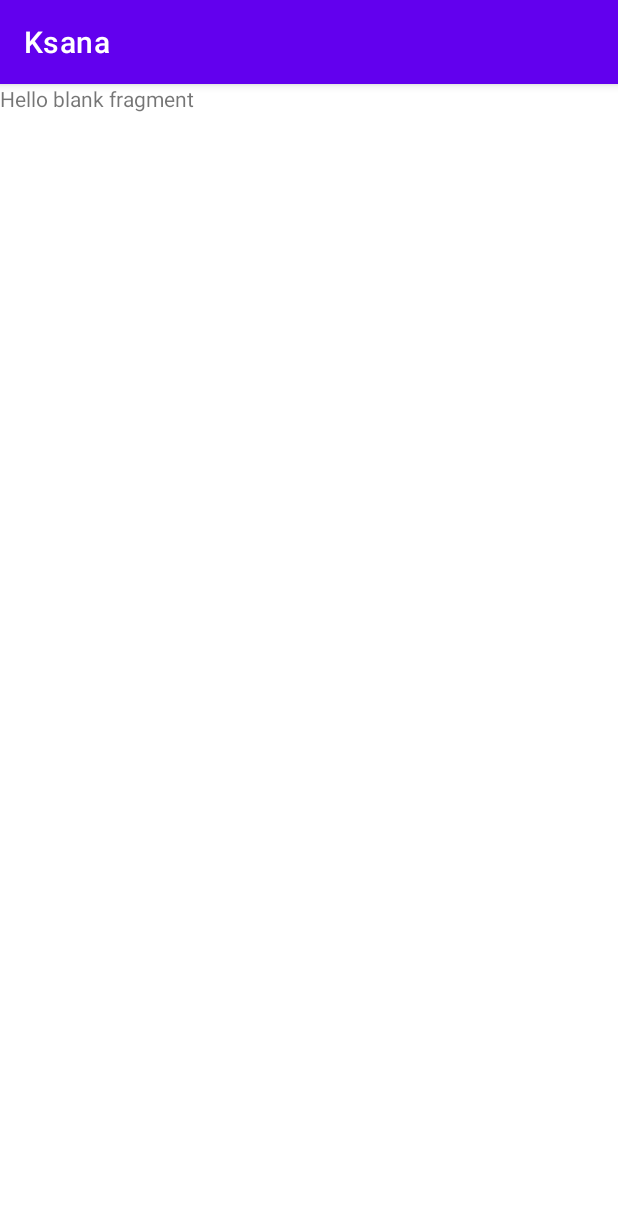
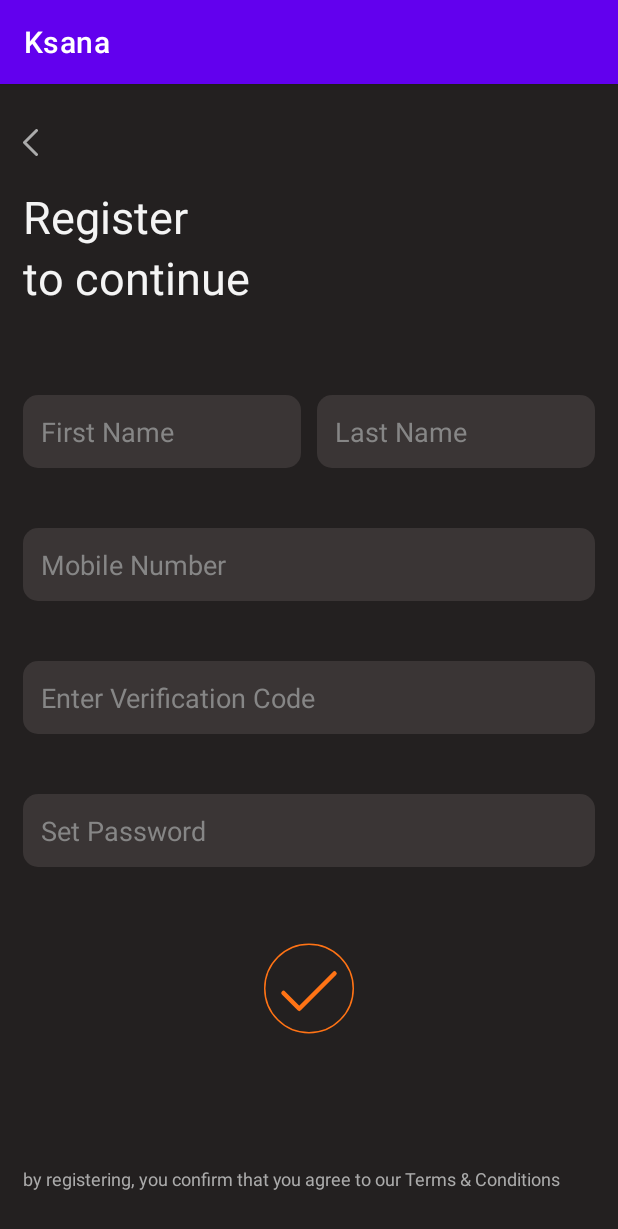
Before and after one commit to DeveloprAbhishek/Ksana, an Android app: the fragment RegisterFragment shown on its own in the app's theme, on a phone screen of 412 x 824 dp. Shown: the top 1229 px of the screen. Run offline under Robolectric (Android 15) with nearby library versions, the phone set to English and light mode, and no system bars.

Commit message:
register fragment design

```diff
--- /dev/null
+++ b/app/src/main/res/drawable/edit_text_background.xml
@@ -0,0 +1,8 @@
+<?xml version="1.0" encoding="utf-8"?>
+<shape xmlns:android="http://schemas.android.com/apk/res/android"
+    android:shape="rectangle">
+
+    <solid android:color="@color/s_gray_500" />
+    <corners android:radius="10dp" />
+
+</shape>
--- /dev/null
+++ b/app/src/main/res/drawable/ic_back.xml
@@ -0,0 +1,13 @@
+<vector xmlns:android="http://schemas.android.com/apk/res/android"
+    android:width="10dp"
+    android:height="18dp"
+    android:viewportWidth="10"
+    android:viewportHeight="18">
+  <path
+      android:pathData="M9,0.9998L1,8.9998L9,16.9998"
+      android:strokeLineJoin="round"
+      android:strokeWidth="2"
+      android:fillColor="#00000000"
+      android:strokeColor="#ABABAB"
+      android:strokeLineCap="round"/>
+</vector>
--- /dev/null
+++ b/app/src/main/res/drawable/ic_correct.xml
@@ -0,0 +1,30 @@
+<vector xmlns:android="http://schemas.android.com/apk/res/android"
+    xmlns:aapt="http://schemas.android.com/aapt"
+    android:width="68dp"
+    android:height="68dp"
+    android:viewportWidth="68"
+    android:viewportHeight="68">
+  <path
+      android:strokeWidth="1"
+      android:pathData="M34,31m-29.5,0a29.5,29.5 0,1 1,59 0a29.5,29.5 0,1 1,-59 0"
+      android:fillColor="#00000000"
+      android:strokeColor="#FF7315"/>
+  <path
+      android:pathData="M17,34L27.5,44.5L51,21"
+      android:strokeLineJoin="round"
+      android:strokeWidth="3"
+      android:fillColor="#00000000"
+      android:strokeLineCap="round">
+    <aapt:attr name="android:strokeColor">
+      <gradient
+          android:startY="17.5"
+          android:startX="34"
+          android:endY="47"
+          android:endX="34"
+          android:type="linear">
+        <item android:offset="0.9999" android:color="#FFFF7315"/>
+        <item android:offset="1" android:color="#FF232020"/>
+      </gradient>
+    </aapt:attr>
+  </path>
+</vector>
--- /dev/null
+++ b/app/src/main/res/drawable/ic_left.xml
@@ -0,0 +1,5 @@
+<vector android:height="24dp" android:tint="#FFFFFF"
+    android:viewportHeight="24" android:viewportWidth="24"
+    android:width="24dp" xmlns:android="http://schemas.android.com/apk/res/android">
+    <path android:fillColor="@android:color/white" android:pathData="M15.41,7.41L14,6l-6,6 6,6 1.41,-1.41L10.83,12z"/>
+</vector>
--- a/app/src/main/res/layout/fragment_register.xml
+++ b/app/src/main/res/layout/fragment_register.xml
@@ -1,14 +1,137 @@
 <?xml version="1.0" encoding="utf-8"?>
-<FrameLayout xmlns:android="http://schemas.android.com/apk/res/android"
+<androidx.constraintlayout.widget.ConstraintLayout xmlns:android="http://schemas.android.com/apk/res/android"
+    xmlns:app="http://schemas.android.com/apk/res-auto"
     xmlns:tools="http://schemas.android.com/tools"
     android:layout_width="match_parent"
     android:layout_height="match_parent"
+    android:background="@color/primary_black"
+    android:paddingHorizontal="15dp"
+    android:paddingVertical="30dp"
     tools:context=".ui.fragment.RegisterFragment">
 
-    <!-- TODO: Update blank fragment layout -->
+    <ImageView
+        android:id="@+id/btnBack"
+        android:layout_width="wrap_content"
+        android:layout_height="wrap_content"
+        android:src="@drawable/ic_back"
+        app:layout_constraintLeft_toLeftOf="parent"
+        app:layout_constraintTop_toTopOf="parent" />
+
     <TextView
+        android:id="@+id/tvRegisterLabel"
+        android:layout_width="wrap_content"
+        android:layout_height="wrap_content"
+        android:layout_marginTop="20dp"
+        android:text="Register"
+        android:textColor="@color/primary_white"
+        android:textSize="30sp"
+        app:layout_constraintStart_toStartOf="parent"
+        app:layout_constraintTop_toBottomOf="@id/btnBack" />
+
+    <TextView
+        android:id="@+id/tvContinueLabel"
+        android:layout_width="wrap_content"
+        android:layout_height="wrap_content"
+        android:text="to continue"
+        android:textColor="@color/primary_white"
+        android:textSize="30sp"
+        app:layout_constraintStart_toStartOf="parent"
+        app:layout_constraintTop_toBottomOf="@id/tvRegisterLabel" />
+
+    <androidx.constraintlayout.widget.Guideline
+        android:id="@+id/guidelineHorizontal1"
+        android:layout_width="wrap_content"
+        android:layout_height="wrap_content"
+        android:orientation="horizontal"
+        app:layout_constraintGuide_percent="0.25"/>
+
+    <EditText
+        android:id="@+id/etFirstName"
+        android:layout_width="0dp"
+        android:layout_height="wrap_content"
+        android:hint="First Name"
+        android:padding="12dp"
+        android:layout_marginRight="5dp"
+        android:textColorHint="@color/p_white_800"
+        android:background="@drawable/edit_text_background"
+        app:layout_constraintEnd_toStartOf="@id/etLastName"
+        app:layout_constraintStart_toStartOf="parent"
+        app:layout_constraintTop_toBottomOf="@id/guidelineHorizontal1"/>
+
+    <EditText
+        android:id="@+id/etLastName"
+        android:layout_width="0dp"
+        android:layout_height="wrap_content"
+        android:hint="Last Name"
+        android:padding="12dp"
+        android:layout_marginLeft="5dp"
+        android:textColorHint="@color/p_white_800"
+        android:background="@drawable/edit_text_background"
+        app:layout_constraintEnd_toEndOf="parent"
+        app:layout_constraintStart_toEndOf="@id/etFirstName"
+        app:layout_constraintTop_toBottomOf="@id/guidelineHorizontal1"/>
+
+    <EditText
+        android:id="@+id/etMobile"
         android:layout_width="match_parent"
-        android:layout_height="match_parent"
-        android:text="@string/hello_blank_fragment" />
+        android:layout_height="wrap_content"
+        android:hint="Mobile Number"
+        android:padding="12dp"
+        android:layout_marginTop="40dp"
+        android:textColorHint="@color/p_white_800"
+        android:background="@drawable/edit_text_background"
+        app:layout_constraintEnd_toEndOf="parent"
+        app:layout_constraintStart_toStartOf="parent"
+        app:layout_constraintTop_toBottomOf="@id/etFirstName"/>
 
-</FrameLayout>
+    <EditText
+        android:id="@+id/etVerificationCode"
+        android:layout_width="match_parent"
+        android:layout_height="wrap_content"
+        android:hint="Enter Verification Code"
+        android:padding="12dp"
+        android:layout_marginTop="40dp"
+        android:textColorHint="@color/p_white_800"
+        android:background="@drawable/edit_text_background"
+        app:layout_constraintEnd_toEndOf="parent"
+        app:layout_constraintStart_toStartOf="parent"
+        app:layout_constraintTop_toBottomOf="@id/etMobile"/>
+
+
+    <EditText
+        android:id="@+id/etPassword"
+        android:layout_width="match_parent"
+        android:layout_height="wrap_content"
+        android:hint="Set Password"
+        android:padding="12dp"
+        android:layout_marginTop="40dp"
+        android:textColorHint="@color/p_white_800"
+        android:background="@drawable/edit_text_background"
+        app:layout_constraintEnd_toEndOf="parent"
+        app:layout_constraintStart_toStartOf="parent"
+        app:layout_constraintTop_toBottomOf="@id/etVerificationCode"/>
+
+
+    <ImageView
+        android:id="@+id/btnProceed"
+        android:layout_width="wrap_content"
+        android:layout_height="wrap_content"
+        android:src="@drawable/ic_correct"
+        android:layout_marginTop="50dp"
+        app:layout_constraintLeft_toLeftOf="parent"
+        app:layout_constraintRight_toRightOf="parent"
+        app:layout_constraintTop_toBottomOf="@id/etPassword"/>
+
+
+    <TextView
+        android:id="@+id/tvTermConditions"
+        android:layout_width="wrap_content"
+        android:layout_height="wrap_content"
+        android:textSize="12dp"
+        android:text="@string/terms_conditions"
+        android:textColor="@color/p_white_700"
+        app:layout_constraintStart_toStartOf="parent"
+        app:layout_constraintBottom_toBottomOf="parent"/>
+
+
+</androidx.constraintlayout.widget.ConstraintLayout>
--- a/app/src/main/res/layout/fragment_welcome.xml
+++ b/app/src/main/res/layout/fragment_welcome.xml
@@ -8,7 +8,7 @@
     tools:context=".ui.fragment.WelcomeFragment">
 
     <ImageView
-        android:id="@+id/btnClose"
+        android:id="@+id/btnBack"
         android:layout_width="wrap_content"
         android:layout_height="wrap_content"
         android:layout_margin="10dp"
--- a/app/src/main/res/values/strings.xml
+++ b/app/src/main/res/values/strings.xml
@@ -2,4 +2,5 @@
     <string name="app_name">Ksana</string>
     <!-- TODO: Remove or change this placeholder text -->
     <string name="hello_blank_fragment">Hello blank fragment</string>
+    <string name="terms_conditions"><![CDATA[by registering, you confirm that you agree to our Terms & Conditions]]></string>
 </resources>
```
